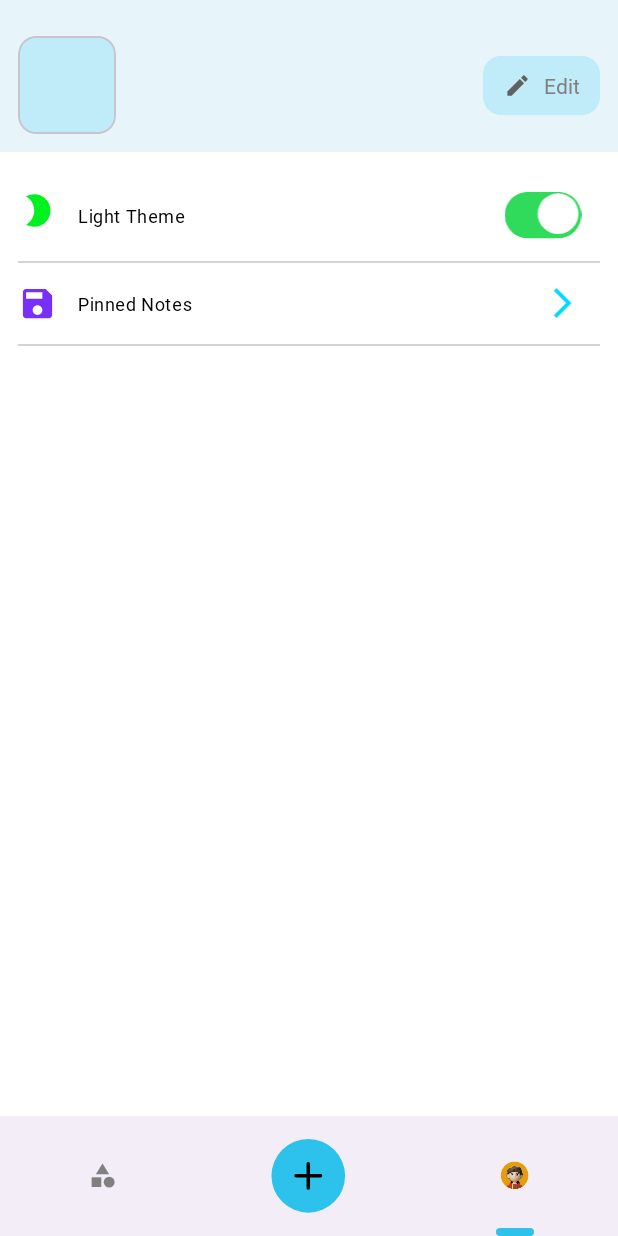
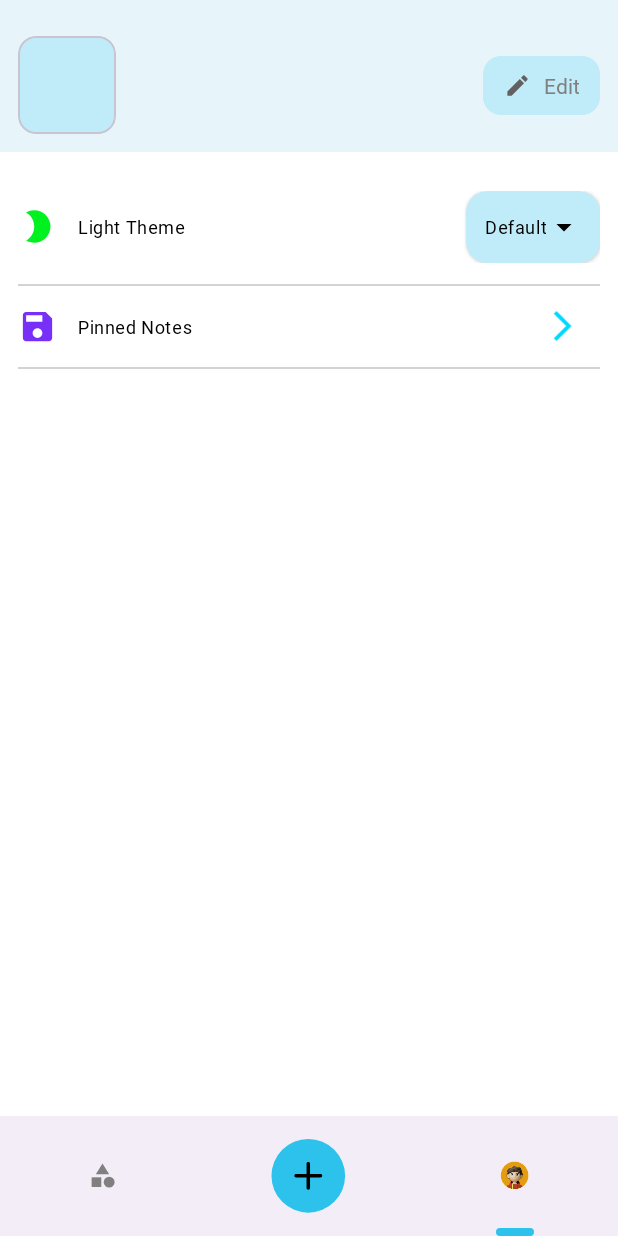
Before and after one commit to mohanhu/NotesTrackApp, an Android app: the ProfileFragment screen opened through its navigation route, on a phone screen of 412 x 824 dp. Run offline under Robolectric (Android 15) with nearby library versions, the phone set to English and light mode, and no system bars; our stand-ins replace Dagger/Hilt's generated code, Room's generated code, navigation-ui, sdp/ssp sizes; pictures from the network do not load; 1 statement that could not run was skipped.

Commit message:
Theme configure

```diff
--- a/app/src/main/java/com/example/notestrack/core/data/repository/DataStorePreferenceImpl.kt
+++ b/app/src/main/java/com/example/notestrack/core/data/repository/DataStorePreferenceImpl.kt
@@ -8,6 +8,7 @@ import androidx.datastore.preferences.core.longPreferencesKey
 import androidx.datastore.preferences.core.stringPreferencesKey
 import com.example.notestrack.core.domain.repository.DataStorePreference
 import com.example.notestrack.core.domain.repository.UserData
+import com.example.notestrack.profile.presentation.viewmodel.PhoneDarkState
 import kotlinx.coroutines.flow.Flow
 import kotlinx.coroutines.flow.catch
 import kotlinx.coroutines.flow.map
@@ -19,7 +20,7 @@ class DataStorePreferenceImpl @Inject constructor(
 
     override val userData: Flow<UserData> = dataStorePreference.data.map {
         UserData(
-            isLightTheme = it[PreferencesKey.LightThemeKey]?:true,
+            isLightTheme = it[PreferencesKey.LightThemeKey]?: PhoneDarkState.Default.name,
             userId = it[PreferencesKey.UserId]?:0L,
             cardBackGround = it[PreferencesKey.CardBackGround]?:""
         )
@@ -39,7 +40,7 @@ class DataStorePreferenceImpl @Inject constructor(
         }
     }
 
-    override suspend fun setLightTheme(isLightTheme: Boolean) {
+    override suspend fun setLightTheme(isLightTheme: String) {
         dataStorePreference.edit {
             it[PreferencesKey.LightThemeKey] = isLightTheme
         }
@@ -47,7 +48,7 @@ class DataStorePreferenceImpl @Inject constructor(
 }
 
 object PreferencesKey{
-     val LightThemeKey = booleanPreferencesKey("LightThemeKey")
+     val LightThemeKey = stringPreferencesKey("LightThemeKey")
      val UserId = longPreferencesKey("UserId")
      val CardBackGround = stringPreferencesKey("CardBackGround")
 }
--- a/app/src/main/java/com/example/notestrack/core/domain/repository/DataStorePreference.kt
+++ b/app/src/main/java/com/example/notestrack/core/domain/repository/DataStorePreference.kt
@@ -11,11 +11,11 @@ interface DataStorePreference {
 
     suspend fun setCardName(cardBackGround: String)
 
-    suspend fun setLightTheme(isLightTheme: Boolean)
+    suspend fun setLightTheme(isLightTheme: String)
 }
 
 data class UserData(
     val userId:Long,
-    val isLightTheme:Boolean,
+    val isLightTheme:String,
     val cardBackGround:String
 )
--- a/app/src/main/java/com/example/notestrack/core/presentation/MainActivity.kt
+++ b/app/src/main/java/com/example/notestrack/core/presentation/MainActivity.kt
@@ -1,6 +1,7 @@
 package com.example.notestrack.core.presentation
 
 import android.os.Bundle
+import android.widget.Toast
 import androidx.activity.viewModels
 import androidx.appcompat.app.AppCompatActivity
 import androidx.core.splashscreen.SplashScreen.Companion.installSplashScreen
@@ -14,6 +15,7 @@ import androidx.navigation.fragment.NavHostFragment
 import androidx.navigation.ui.setupWithNavController
 import com.example.notestrack.R
 import com.example.notestrack.databinding.ActivityMainBinding
+import com.example.notestrack.profile.presentation.viewmodel.PhoneDarkState
 import com.example.notestrack.richlib.LoadBottomGlide
 import com.example.notestrack.richlib.LoadBottomGlide.loadGlideMenu
 import com.example.notestrack.richlib.LoadBottomGlide.resizeMenuIcon
@@ -81,19 +83,10 @@ class MainActivity : AppCompatActivity() {
     }
 
     private fun ActivityMainBinding.bindUiDetails(uiState: StateFlow<MainUiState>) {
-        uiState.map { it.isLightTheme }.onEach {
-            if (it){
-                ThemeSwitch.switchToLightTheme()
-            }else{
-                ThemeSwitch.switchToDarkTheme()
-            }
-        }.flowWithLifecycle(lifecycle,Lifecycle.State.STARTED)
-            .launchIn(lifecycleScope)
-
         lifecycleScope.launch {
             repeatOnLifecycle(Lifecycle.State.STARTED){
                 uiState.map { it.userId }.collectLatest {
-                    delay(100)
+                    delay(200)
                     if (it==0L){
                         navGraph = navController.navInflater.inflate(R.navigation.main_nav_graph)
                         navGraph.setStartDestination(R.id.splashMainFragment)
@@ -108,6 +101,21 @@ class MainActivity : AppCompatActivity() {
                 }
             }
         }
+
+        uiState.map { it.isLightTheme }.distinctUntilChanged().onEach {
+            when(it){
+                PhoneDarkState.Default.name->{
+                    ThemeSwitch.switchToSystemDefaultTheme()
+                }
+                PhoneDarkState.Light.name->{
+                    ThemeSwitch.switchToLightTheme()
+                }
+                PhoneDarkState.Dark.name->{
+                    ThemeSwitch.switchToDarkTheme()
+                }
+            }
+        }.flowWithLifecycle(lifecycle,Lifecycle.State.STARTED)
+            .launchIn(lifecycleScope)
     }
 
     private fun ActivityMainBinding.navControllerState() {
--- a/app/src/main/java/com/example/notestrack/core/presentation/MainViewModel.kt
+++ b/app/src/main/java/com/example/notestrack/core/presentation/MainViewModel.kt
@@ -71,5 +71,5 @@ data class MainUiState(
     val splashScreenState:Boolean = false,
     val userId: Long = 0,
     val userDetailEntity: UserDetailEntity=UserDetailEntity(),
-    val isLightTheme:Boolean = true
+    val isLightTheme:String = ""
 )
--- a/app/src/main/java/com/example/notestrack/home/presentation/viewmodel/HomeNotesViewModel.kt
+++ b/app/src/main/java/com/example/notestrack/home/presentation/viewmodel/HomeNotesViewModel.kt
@@ -9,6 +9,7 @@ import com.example.notestrack.core.domain.repository.SessionPref
 import com.example.notestrack.home.domain.model.NotesHomeMenuData
 import com.example.notestrack.profile.data.local.entity.UserDetailEntity
 import com.example.notestrack.utils.convertMsToDateFormat
+import com.example.notestrack.utils.safeCall
 import dagger.hilt.android.lifecycle.HiltViewModel
 import dagger.hilt.android.qualifiers.ApplicationContext
 import kotlinx.coroutines.CancellationException
@@ -152,8 +153,10 @@ class HomeNotesViewModel
 
     private fun fetchUserHeader() = viewModelScope.launch(Dispatchers.IO){
         mainRepository.selectUserDetails().onEach { entities ->
-            _uiState.update {
-                it.copy(userDetailEntity = entities[0])
+            safeCall {
+                _uiState.update {
+                    it.copy(userDetailEntity = entities[0])
+                }
             }
         }.launchIn(viewModelScope)
     }
--- a/app/src/main/java/com/example/notestrack/profile/presentation/viewmodel/ProfileViewModel.kt
+++ b/app/src/main/java/com/example/notestrack/profile/presentation/viewmodel/ProfileViewModel.kt
@@ -93,7 +93,7 @@ class ProfileViewModel @Inject constructor(
         }.launchIn(viewModelScope)
     }
 
-    fun setTheme(isLight: Boolean) = viewModelScope.launch {
+    fun setTheme(isLight: String) = viewModelScope.launch {
         dataStorePreference.setLightTheme(isLight)
         _uiState.update { it.copy(isLightTheme = isLight) }
     }
@@ -110,5 +110,11 @@ data class ProfileUiState(
     val editUserName:String = "",
     val editUserImage:String = "",
     val isValidInput:Boolean = false,
-    val isLightTheme:Boolean = true
+    val isLightTheme:String = PhoneDarkState.Default.name
 )
+
+enum class PhoneDarkState{
+    Default,
+    Light,
+    Dark
+}
--- /dev/null
+++ b/app/src/main/res/drawable/baseline_arrow_drop_down_24.xml
@@ -0,0 +1,5 @@
+<vector xmlns:android="http://schemas.android.com/apk/res/android" android:height="24dp" android:tint="#61A2F8" android:viewportHeight="24" android:viewportWidth="24" android:width="24dp">
+
+    <path android:fillColor="@android:color/white" android:pathData="M7,10l5,5 5,-5z"/>
+
+</vector>
--- a/app/src/main/res/layout/fragment_profile.xml
+++ b/app/src/main/res/layout/fragment_profile.xml
@@ -54,7 +54,6 @@
                 android:layout_height="@dimen/_30sdp"
                 android:paddingHorizontal="@dimen/inset_medium"
                 app:cardBackgroundColor="?attr/colorPrimary"
-                app:flow_horizontalGap="@dimen/inset_medium"
                 app:layout_constraintBottom_toBottomOf="@+id/cv_user_image"
                 app:layout_constraintEnd_toEndOf="parent"
                 app:layout_constraintTop_toTopOf="@+id/cv_user_image"
@@ -169,7 +168,7 @@
             <ImageView
                 android:layout_width="@dimen/_20sdp"
                 android:layout_height="@dimen/_20sdp"
-                android:layout_gravity="start"
+                android:layout_gravity="start|center"
                 android:src="@drawable/ic_dark_theme" />
 
             <TextView
@@ -187,18 +186,40 @@
                 app:layout_constraintStart_toEndOf="@+id/cv_user_image"
                 app:layout_constraintTop_toTopOf="@+id/cv_user_image" />
 
-            <com.google.android.material.imageview.ShapeableImageView
-                android:id="@+id/select_icon"
-                android:layout_width="@dimen/_40sdp"
-                android:layout_height="@dimen/_25sdp"
-                android:layout_gravity="center_vertical|end"
-                android:layout_marginEnd="@dimen/inset_medium"
-                android:layout_weight="1"
-                android:src="@drawable/switch_image_selector"
-                android:visibility="visible"
-                app:layout_constraintBottom_toBottomOf="@+id/cv_check_status_card"
-                app:layout_constraintEnd_toEndOf="parent"
-                app:layout_constraintTop_toTopOf="@+id/cv_check_status_card" />
+            <androidx.cardview.widget.CardView
+                android:layout_width="wrap_content"
+                android:layout_height="wrap_content"
+                app:cardBackgroundColor="?attr/colorPrimary"
+                app:cardCornerRadius="@dimen/inset_large_medium">
+
+                <TextView
+                    android:id="@+id/tv_status_of_theme"
+                    android:layout_width="match_parent"
+                    android:layout_height="match_parent"
+                    android:layout_gravity="center"
+                    android:drawableEnd="@drawable/baseline_arrow_drop_down_24"
+                    android:drawableTint="?attr/colorSurface"
+                    android:textAppearance="@style/TextAppearance.App.BodySmall"
+                    android:gravity="center"
+                    android:padding="@dimen/inset_medium"
+                    tools:text="Default"
+                    android:textColor="?attr/colorSurface" />
+
+            </androidx.cardview.widget.CardView>
+
+            <!--            <com.google.android.material.imageview.ShapeableImageView-->
+            <!--                android:id="@+id/select_icon"-->
+            <!--                android:layout_width="@dimen/_40sdp"-->
+            <!--                android:layout_height="@dimen/_25sdp"-->
+            <!--                android:layout_gravity="center_vertical|end"-->
+            <!--                android:layout_marginEnd="@dimen/inset_medium"-->
+            <!--                android:layout_weight="1"-->
+            <!--                android:src="@drawable/switch_image_selector"-->
+            <!--                android:visibility="visible"-->
+            <!--                app:layout_constraintBottom_toBottomOf="@+id/cv_check_status_card"-->
+            <!--                app:layout_constraintEnd_toEndOf="parent"-->
+            <!--                app:layout_constraintTop_toTopOf="@+id/cv_check_status_card" />-->
+
         </LinearLayout>
 
         <View
```
Also changed, not shown: app/src/main/java/com/example/notestrack/profile/presentation/fragment/ProfileFragment.kt (+34 -3 lines), app/src/main/res/layout/fragment_add_menu.xml (+16 -9 lines), app/src/main/res/drawable/v3.jpg (deleted), app/src/main/res/drawable/v3.webp (added).
